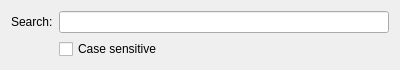
Qt form ElcoLinguist/ui/searchform.ui (mlorenzano/linguist) before a commit.
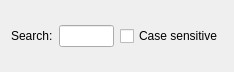
The same form after that commit.

What changed in the file:
```diff
--- a/ElcoLinguist/ui/searchform.ui
+++ b/ElcoLinguist/ui/searchform.ui
@@ -6,17 +6,14 @@
    <rect>
     <x>0</x>
     <y>0</y>
-    <width>400</width>
-    <height>65</height>
+    <width>234</width>
+    <height>72</height>
    </rect>
   </property>
   <property name="windowTitle">
    <string>Form</string>
   </property>
   <layout class="QGridLayout" name="gridLayout">
-   <item row="0" column="1">
-    <widget class="QLineEdit" name="lineEdit"/>
-   </item>
    <item row="0" column="0">
     <widget class="QLabel" name="label">
      <property name="text">
@@ -24,7 +21,10 @@
      </property>
     </widget>
    </item>
-   <item row="1" column="1">
+   <item row="0" column="1">
+    <widget class="QLineEdit" name="lineEdit"/>
+   </item>
+   <item row="0" column="2">
     <widget class="QCheckBox" name="checkBox">
      <property name="text">
       <string>Case sensitive</string>
```
